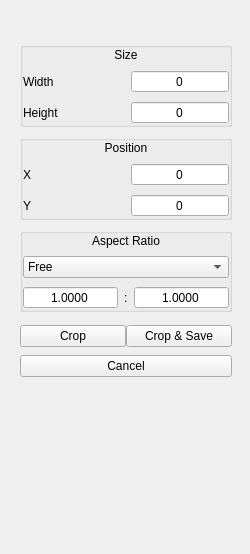
Before: the Qt Designer form qimgv/gui/panels/croppanel/croppanel.ui in do-i/thumbgrid, drawn with Qt 5.
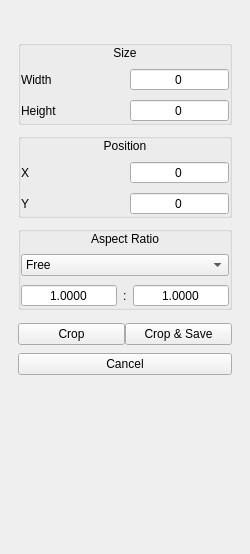
After: the same form once the commit is applied. Icons and pictures are not drawn. Custom widgets are drawn as their Qt base class.

Patch:
```diff
--- a/qimgv/gui/panels/croppanel/croppanel.ui
+++ b/qimgv/gui/panels/croppanel/croppanel.ui
@@ -33,10 +33,10 @@
     <number>8</number>
    </property>
    <property name="leftMargin">
-    <number>20</number>
+    <number>18</number>
    </property>
    <property name="topMargin">
-    <number>20</number>
+    <number>18</number>
    </property>
    <property name="rightMargin">
     <number>18</number>
```
